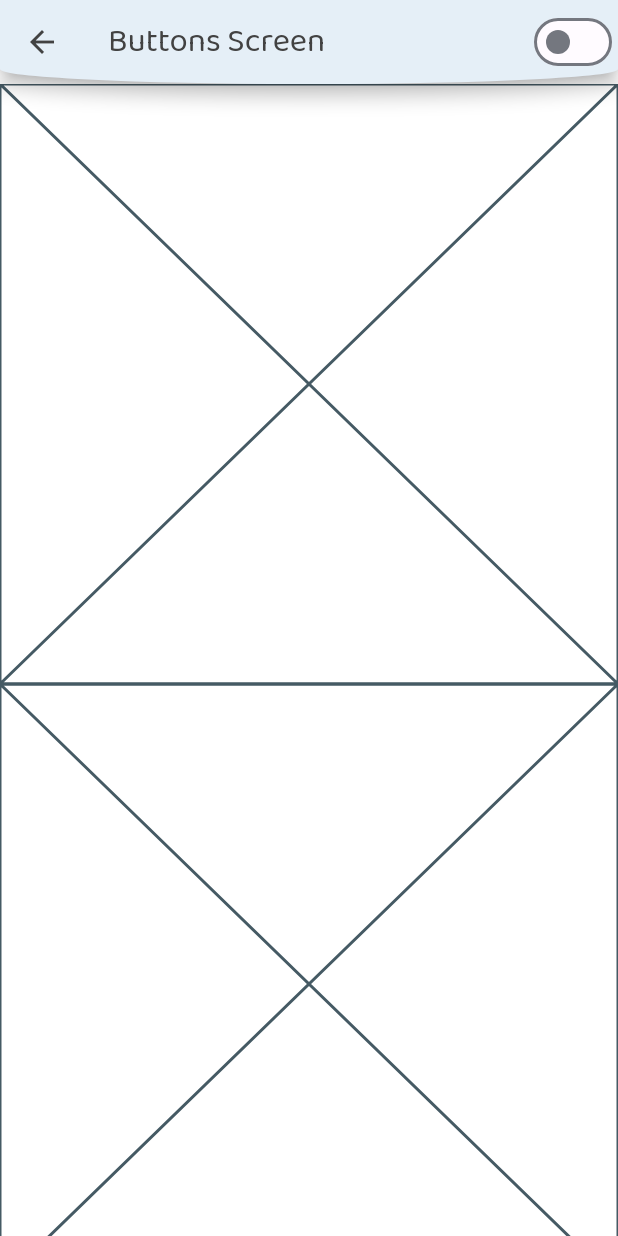
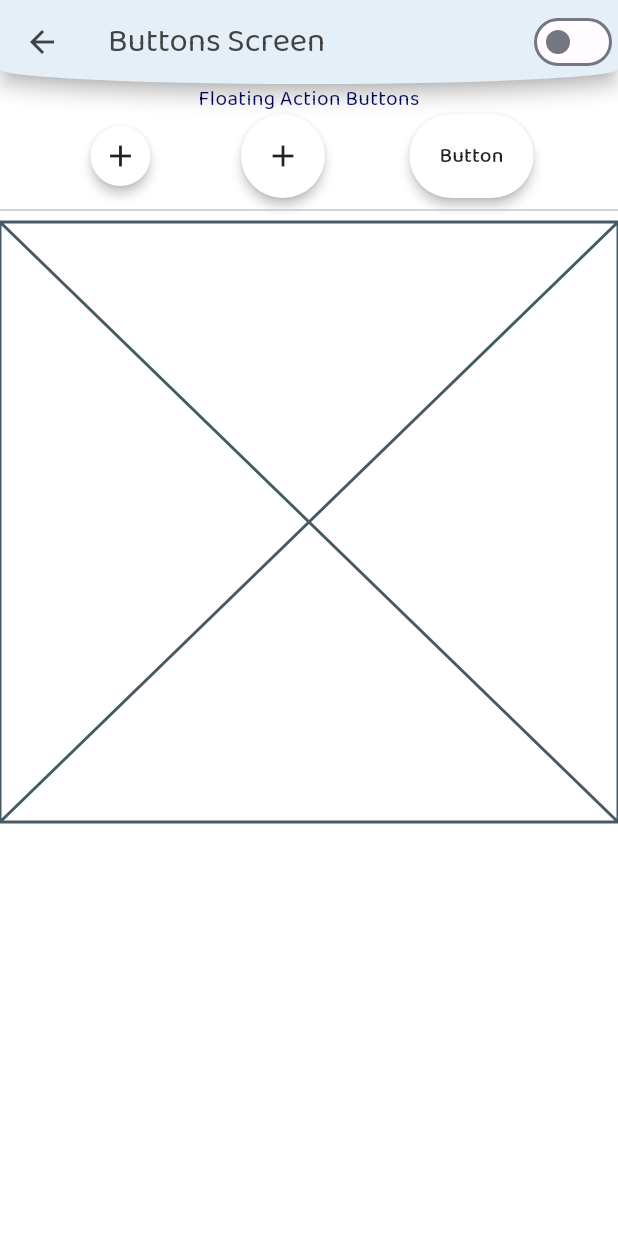
Before and after one commit to blackshadowsoftwareltd/Theme-Material-3, a Flutter app: the ButtonScreen screen opened directly, on a phone screen of 412 x 824 dp. Run offline on Flutter 3.47's test engine with Material 2 defaults, Android fonts, the phone set to English and light mode, and no system bars; our stand-ins replace flutter_riverpod, google_fonts.

Commit message:
floating action button theme

```diff
--- a/lib/helpers/themes/dark.dart
+++ b/lib/helpers/themes/dark.dart
@@ -1,9 +1,10 @@
 import 'package:flutter/material.dart';
-import 'package:google_fonts/google_fonts.dart';
+import 'package:google_fonts/google_fonts.dart' show GoogleFonts;
 import 'package:theme_material_3/helpers/colors/colors.dart';
 import 'color_schemes.dart' show darkColorScheme;
 import 'styles/appbar.dart' show darkAppBarTheme;
 import 'styles/elevated.dart' show darkElevatedButtonTheme;
+import 'styles/floating.dart' show darkFloatingButtonTheme;
 
 ThemeData darkTheme = ThemeData(
   useMaterial3: true,
@@ -13,4 +14,5 @@ ThemeData darkTheme = ThemeData(
   fontFamily: GoogleFonts.baloo2().fontFamily,
   colorScheme: darkColorScheme,
   elevatedButtonTheme: darkElevatedButtonTheme,
+  floatingActionButtonTheme: darkFloatingButtonTheme,
 );
--- a/lib/helpers/themes/light.dart
+++ b/lib/helpers/themes/light.dart
@@ -1,9 +1,10 @@
 import 'package:flutter/material.dart';
-import 'package:google_fonts/google_fonts.dart';
+import 'package:google_fonts/google_fonts.dart' show GoogleFonts;
 import 'package:theme_material_3/helpers/colors/colors.dart';
 import 'color_schemes.dart' show lightColorScheme;
 import 'styles/appbar.dart' show lightAppBarTheme;
 import 'styles/elevated.dart' show lightElevatedButtonTheme;
+import 'styles/floating.dart' show lightFloatingButtonTheme;
 
 ThemeData lightTheme = ThemeData(
   useMaterial3: true,
@@ -13,4 +14,5 @@ ThemeData lightTheme = ThemeData(
   fontFamily: GoogleFonts.baloo2().fontFamily,
   colorScheme: lightColorScheme,
   elevatedButtonTheme: lightElevatedButtonTheme,
+  floatingActionButtonTheme: lightFloatingButtonTheme,
 );
--- a/lib/modules/buttons/components/floating.dart
+++ b/lib/modules/buttons/components/floating.dart
@@ -5,6 +5,30 @@ class FloatingActionButtons extends StatelessWidget {
 
   @override
   Widget build(BuildContext context) {
-    return const Placeholder();
+    return Column(
+      children: [
+        const Text('Floating Action Buttons'),
+        Row(
+          mainAxisAlignment: MainAxisAlignment.spaceEvenly,
+          children: [
+            FloatingActionButton.small(
+              heroTag: 'small',
+              onPressed: () {},
+              child: const Icon(Icons.add),
+            ),
+            FloatingActionButton(
+                heroTag: 'normal',
+                onPressed: () {},
+                child: const Icon(Icons.add)),
+            FloatingActionButton.extended(
+              heroTag: 'extended',
+              onPressed: () {},
+              label: const Text('Button'),
+            ),
+          ],
+        ),
+        const Divider(),
+      ],
+    );
   }
 }
```
Also changed, not shown: lib/helpers/themes/styles/floating.dart (added, +22 -0 lines).
